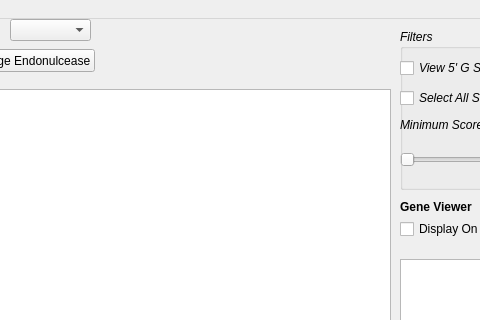
Old version of the form resultsWindow.ui in the repository TrinhLab/CASPERapp; both pictures show x 310 to 790 and y 0 to 320 of the 1100 by 658 pixel window.
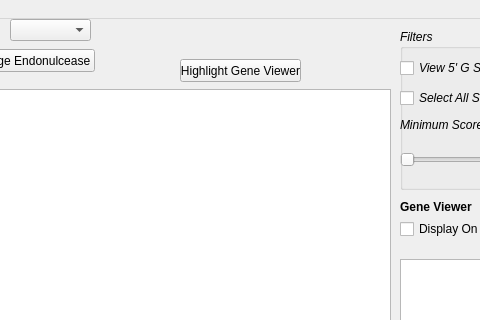
New version of the form.

Commit message: started working on gene viewer functionality. Still needs more work

What changed in the file:
```diff
--- a/resultsWindow.ui
+++ b/resultsWindow.ui
@@ -287,6 +287,22 @@
      <string>Change Endonulcease</string>
     </property>
    </widget>
+   <widget class="QPushButton" name="highlight_gene_viewer_button">
+    <property name="geometry">
+     <rect>
+      <x>490</x>
+      <y>40</y>
+      <width>121</width>
+      <height>23</height>
+     </rect>
+    </property>
+    <property name="toolTip">
+     <string>&lt;html&gt;&lt;head/&gt;&lt;body&gt;&lt;p&gt;This button will highlight the sequences in the Gene Viewer that match the sequences checked in the table&lt;/p&gt;&lt;/body&gt;&lt;/html&gt;</string>
+    </property>
+    <property name="text">
+     <string>Highlight Gene Viewer</string>
+    </property>
+   </widget>
   </widget>
   <widget class="QMenuBar" name="menubar">
    <property name="geometry">
```
The commit also changes 4 other files.
